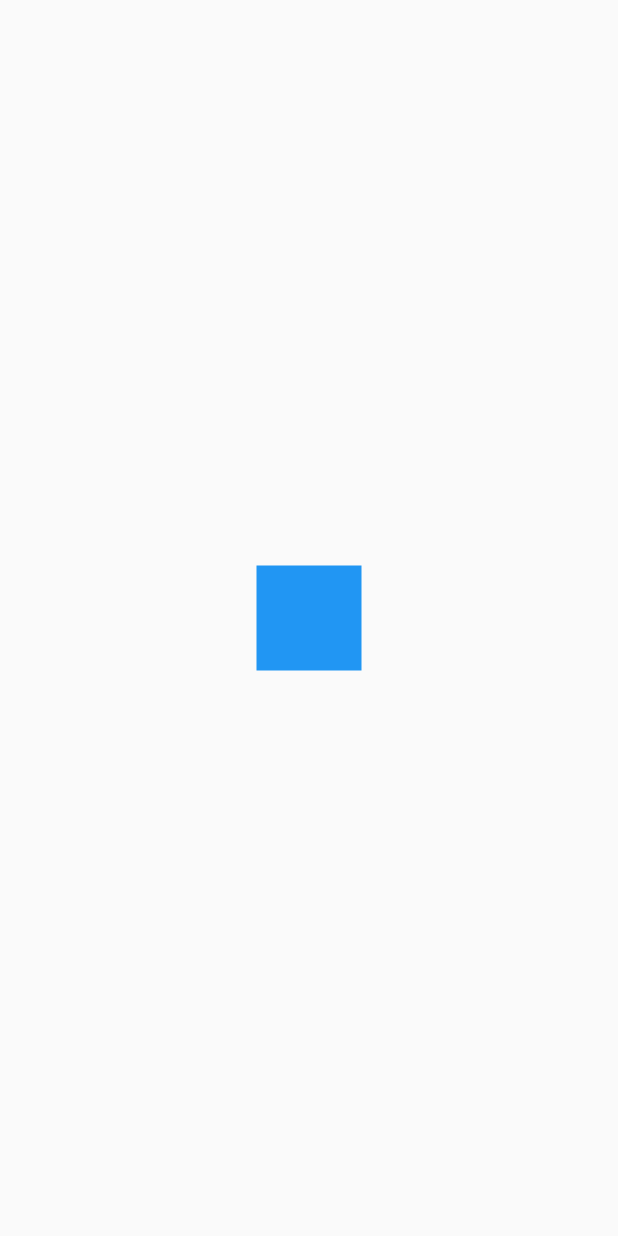
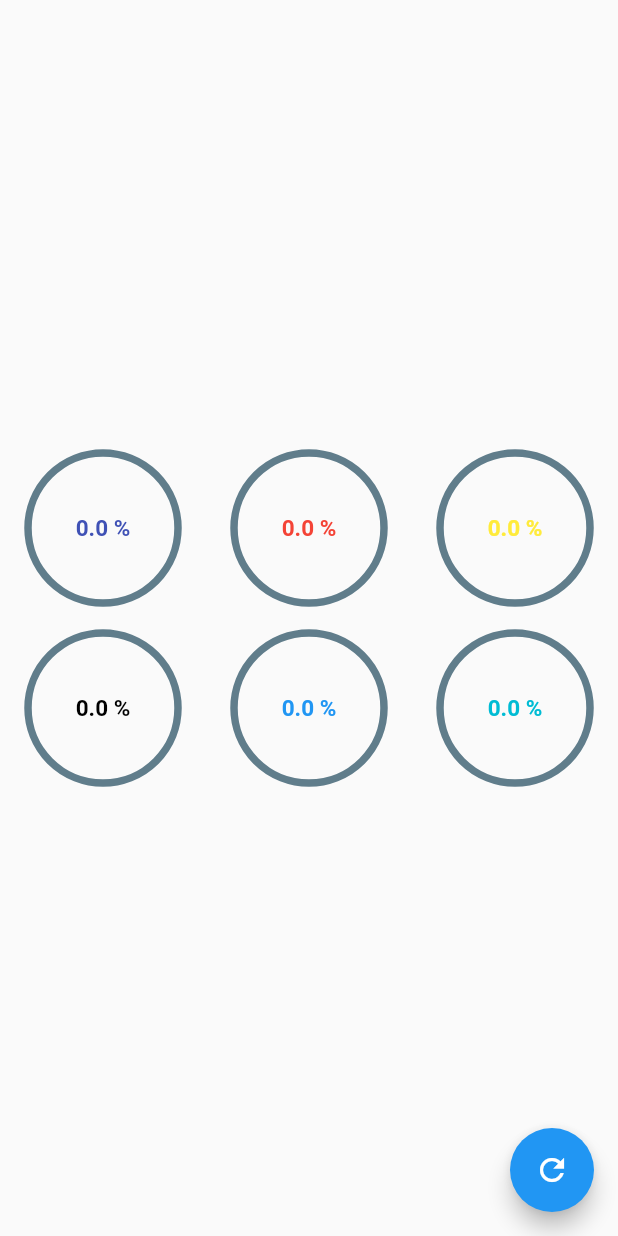
Before and after one commit to felibassx/flutter_design_appExamples, a Flutter app: the screen it shows after launch, on a phone screen of 412 x 824 dp. Run offline on Flutter 3.47's test engine with Material 2 defaults, Android fonts, the phone set to English and light mode, and no system bars.

Commit message:
radial progress

```diff
--- a/lib/main.dart
+++ b/lib/main.dart
@@ -1,6 +1,8 @@
+
+import 'package:disenos_app/src/pages/graficas_circulares_page.dart';
 import 'package:flutter/material.dart';
 
-import 'package:disenos_app/src/pages/cuadrado_animado_page.dart';
+// import 'package:disenos_app/src/pages/cuadrado_animado_page.dart';
 // import 'package:disenos_app/src/pages/headers_pages.dart';
 // import 'package:disenos_app/src/pages/animations_page.dart';
 void main() => runApp(MyApp());
@@ -11,7 +13,7 @@ class MyApp extends StatelessWidget {
     return MaterialApp(
       debugShowCheckedModeBanner: false,
       title: 'Diseños App',
-      home: CuadradoAnimadoPage(),
+      home: GraficasCircularesPage()
     );
   }
 }
--- /dev/null
+++ b/lib/src/pages/graficas_circulares_page.dart
@@ -0,0 +1,67 @@
+import 'package:disenos_app/src/widgets/radial_progress.dart';
+import 'package:flutter/material.dart';
+
+class GraficasCircularesPage extends StatefulWidget {
+  @override
+  _GraficasCircularesPageState createState() => _GraficasCircularesPageState();
+}
+
+class _GraficasCircularesPageState extends State<GraficasCircularesPage> {
+
+  double porcentaje = 0.0;
+
+  @override
+  Widget build(BuildContext context) {
+    return Scaffold(
+      floatingActionButton: FloatingActionButton(
+        child: Icon(Icons.refresh),
+        onPressed: (){
+          setState(() {
+            porcentaje += 10;
+            if (porcentaje > 100) {
+              porcentaje = 0.0;
+            }
+          });
+        }
+      ),
+      body: SafeArea(
+              child: Column(
+                mainAxisAlignment: MainAxisAlignment.center,
+          children: <Widget>[
+            Row(
+              mainAxisAlignment: MainAxisAlignment.spaceAround,
+              children: <Widget>[
+                buildCustomRadial(Colors.indigo),
+                buildCustomRadial(Colors.red),
+                buildCustomRadial(Colors.yellow),
+              ],
+            ),
+            Row(
+              mainAxisAlignment: MainAxisAlignment.spaceAround,
+              children: <Widget>[
+                buildCustomRadial(Colors.black),
+                buildCustomRadial(Colors.blue),
+                buildCustomRadial(Colors.cyan),
+              ],
+            )
+          ],
+        ),
+      ),
+    );
+  }
+
+  Container buildCustomRadial(Color colorPrimary) {
+    return Container(
+        width: 120,
+        height: 120,
+        child: RadialProgress(
+          percentage: porcentaje,
+          colorPrimary: colorPrimary,
+          colorSecondary: Colors.blueGrey,
+          secondaryThickness: 5.0,
+          primaryThickness: 10,
+          showPercentage: true,
+        ),
+      );
+  }
+}
--- /dev/null
+++ b/lib/src/widgets/radial_progress.dart
@@ -0,0 +1,129 @@
+import 'dart:math';
+
+import 'package:flutter/material.dart';
+
+class RadialProgress extends StatefulWidget {
+  final percentage;
+  final Color colorPrimary;
+  final Color colorSecondary;
+  final double secondaryThickness;
+  final double primaryThickness;
+  final bool showPercentage;
+
+  RadialProgress(
+      {@required this.percentage,
+      this.colorPrimary = Colors.blue,
+      this.colorSecondary = Colors.grey,
+      this.secondaryThickness = 5.0,
+      this.primaryThickness = 10.0,
+      this.showPercentage = false});
+
+  @override
+  _RadialProgressState createState() => _RadialProgressState();
+}
+
+class _RadialProgressState extends State<RadialProgress>
+    with SingleTickerProviderStateMixin {
+  AnimationController controller;
+
+  double previusPercentage;
+
+  @override
+  void initState() {
+    previusPercentage = widget.percentage;
+
+    controller = new AnimationController(
+        vsync: this, duration: Duration(milliseconds: 500));
+
+    super.initState();
+  }
+
+  @override
+  void dispose() {
+    controller.dispose();
+    super.dispose();
+  }
+
+  @override
+  Widget build(BuildContext context) {
+    controller.forward(from: 0.0);
+
+    final difAnimate = widget.percentage - previusPercentage;
+
+    previusPercentage = widget.percentage;
+
+    return AnimatedBuilder(
+      animation: controller,
+      builder: (BuildContext context, Widget child) {
+        return Container(
+            padding: EdgeInsets.all(10),
+            width: double.infinity,
+            height: double.infinity,
+            child: CustomPaint(
+              painter: _MiRadialProgress(
+                  (widget.percentage - difAnimate) +
+                      (difAnimate * controller.value),
+                  widget.colorPrimary,
+                  widget.colorSecondary,
+                  widget.secondaryThickness,
+                  widget.primaryThickness),
+              child: Center(
+                  child: Text(
+                (widget.showPercentage) ? '${widget.percentage} %' : '',
+                style: TextStyle(
+                    color: widget.colorPrimary,
+                    fontWeight: FontWeight.bold,
+                    fontSize: 15),
+              )),
+            ));
+      },
+    );
+  }
+}
+
+class _MiRadialProgress extends CustomPainter {
+  final porcentaje;
+  final Color colorPrimary;
+  final Color colorSecundary;
+  final double secondaryThickness;
+  final double primaryThickness;
+
+  _MiRadialProgress(this.porcentaje, this.colorPrimary, this.colorSecundary,
+      this.secondaryThickness, this.primaryThickness);
+
+  @override
+  void paint(Canvas canvas, Size size) {
+    // CIRCULO COMPLETO
+    // primero creamos el lapiz
+    final paint = new Paint()
+      ..strokeWidth = secondaryThickness // se define el ancho del lapiz
+      ..color = colorSecundary
+      ..style = PaintingStyle.stroke;
+
+    // definir como se debe dibujar el circulo
+    // OffSet: La posición, EL radio y el lapiz definido
+    final center =
+        new Offset(size.width * 0.5, size.height / 2); // centro del circulo
+    final radio = min(size.width * 0.5, size.height * 0.5);
+
+    canvas.drawCircle(center, radio, paint);
+
+    //ARCO
+    final paintArco = new Paint()
+      ..strokeWidth = primaryThickness // se define el ancho del lapiz
+      ..color = colorPrimary
+      // ..shader = gradient.createShadre(rect)
+      ..strokeCap = StrokeCap.round
+      ..style = PaintingStyle.stroke;
+
+    // la parte que se deberá ir llenando
+    double arcAngle = 2 * pi * (porcentaje / 100);
+
+    // Definimos el arco
+    canvas.drawArc(Rect.fromCircle(center: center, radius: radio), -pi / 2,
+        arcAngle, false, paintArco);
+  }
+
+  @override
+  bool shouldRepaint(CustomPainter oldDelegate) => true;
+}
```
Also changed, not shown: lib/src/labs/circular_progressbar_page.dart (added, +116 -0 lines), 1 other file.
